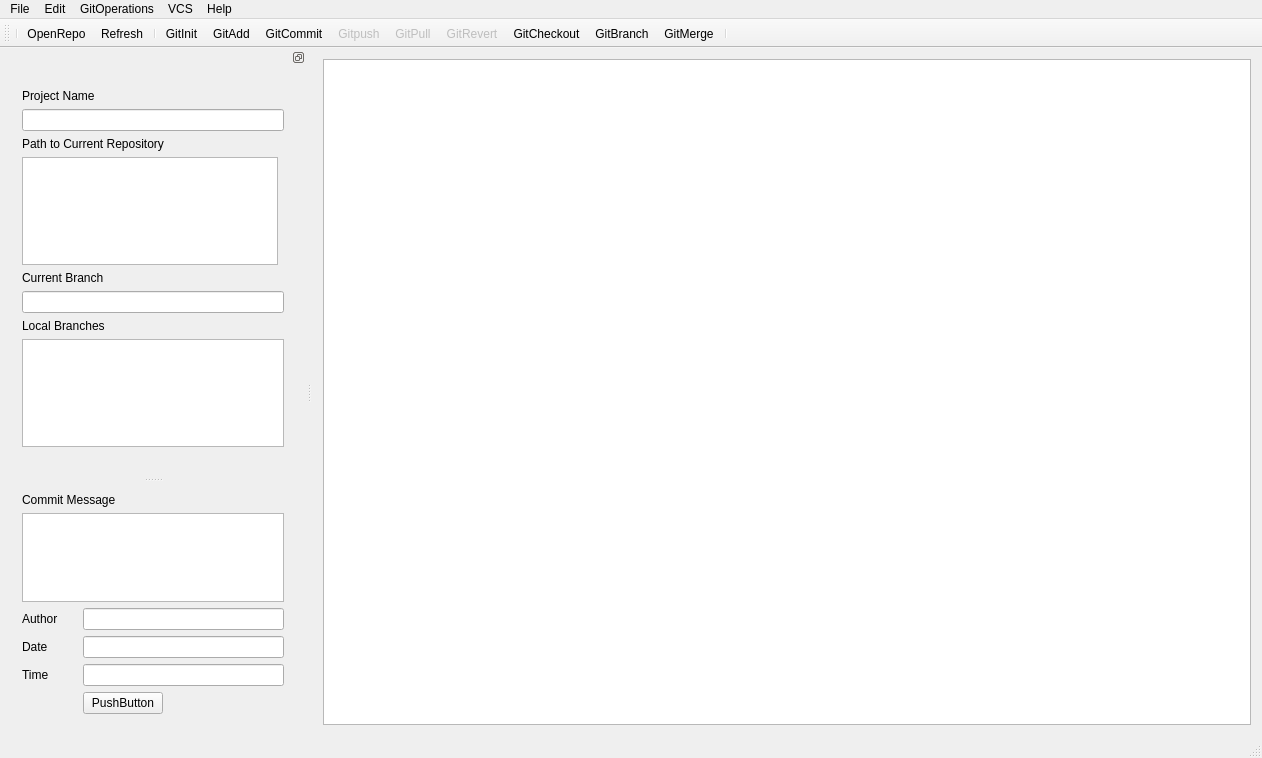
First picture: the form in ui/mainwindow.ui, repository AnthonyChiavelli/VisualGit, before the edit.
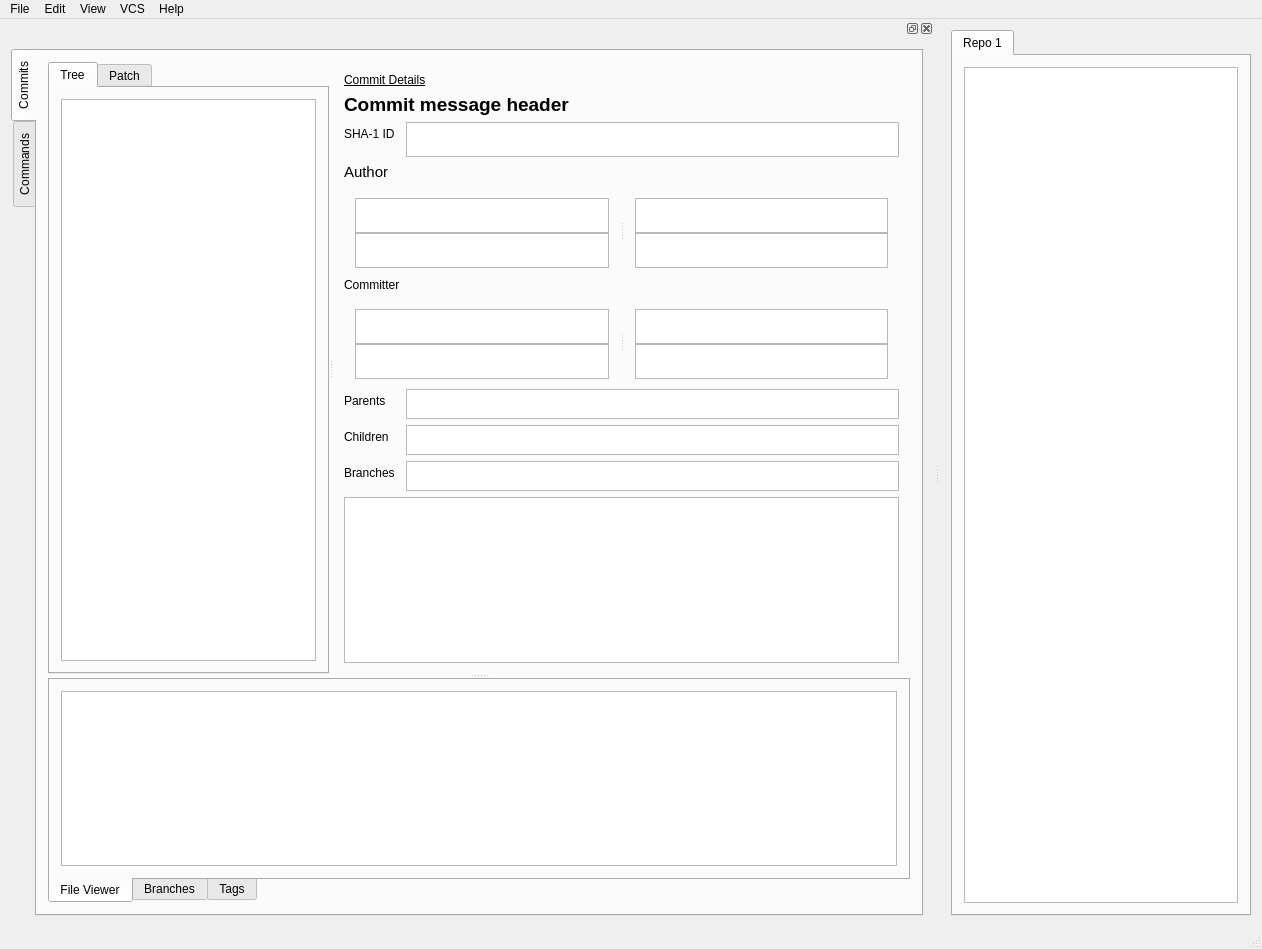
Second picture: the form after the edit. The open tabs and pages were chosen to show the change. Icons and pictures are not drawn.

Commit message:
Begin Dashboard UI layout overhaul
- Layout Canvas and Commit Explorer in Dashboard (Main UI)
  - Screenshot: http://i.imgur.com/Jy3Widx.png
- Remove references to old UI from main.py, including test_func()
- Comment out the call to GGraphicsScene.render_scene() in main.py
  - This call is causing errors (see Issue #6) that prevent the UI from
    loading, so need to remove for testing

Diff of the .ui file:
```diff
--- a/ui/mainwindow.ui
+++ b/ui/mainwindow.ui
@@ -7,7 +7,7 @@
     <x>0</x>
     <y>0</y>
     <width>1262</width>
-    <height>758</height>
+    <height>949</height>
    </rect>
   </property>
   <property name="windowTitle">
@@ -20,53 +20,39 @@
      <verstretch>0</verstretch>
     </sizepolicy>
    </property>
-   <layout class="QHBoxLayout" name="horizontalLayout">
-    <item>
-     <widget class="QGraphicsView" name="graphicsView">
-      <property name="sizePolicy">
-       <sizepolicy hsizetype="MinimumExpanding" vsizetype="MinimumExpanding">
-        <horstretch>0</horstretch>
-        <verstretch>0</verstretch>
-       </sizepolicy>
+   <layout class="QGridLayout" name="gridLayout_6">
+    <item row="0" column="0">
+     <widget class="QTabWidget" name="tabs_canvas">
+      <property name="currentIndex">
+       <number>0</number>
       </property>
-      <property name="minimumSize">
-       <size>
-        <width>200</width>
-        <height>200</height>
-       </size>
-      </property>
+      <widget class="QWidget" name="tab_repo_1">
+       <attribute name="title">
+        <string>Repo 1</string>
+       </attribute>
+       <layout class="QGridLayout" name="gridLayout_5">
+        <item row="0" column="0">
+         <widget class="QGraphicsView" name="graphicsView">
+          <property name="sizePolicy">
+           <sizepolicy hsizetype="MinimumExpanding" vsizetype="MinimumExpanding">
+            <horstretch>0</horstretch>
+            <verstretch>0</verstretch>
+           </sizepolicy>
+          </property>
+          <property name="minimumSize">
+           <size>
+            <width>200</width>
+            <height>200</height>
+           </size>
+          </property>
+         </widget>
+        </item>
+       </layout>
+      </widget>
      </widget>
     </item>
    </layout>
   </widget>
-  <widget class="QToolBar" name="mainToolBar">
-   <property name="focusPolicy">
-    <enum>Qt::ClickFocus</enum>
-   </property>
-   <property name="layoutDirection">
-    <enum>Qt::LeftToRight</enum>
-   </property>
-   <attribute name="toolBarArea">
-    <enum>TopToolBarArea</enum>
-   </attribute>
-   <attribute name="toolBarBreak">
-    <bool>false</bool>
-   </attribute>
-   <addaction name="separator"/>
-   <addaction name="actionOpenRepo"/>
-   <addaction name="actionRefresh"/>
-   <addaction name="separator"/>
-   <addaction name="actionGitInit"/>
-   <addaction name="actionGitAdd"/>
-   <addaction name="actionGitCommit"/>
-   <addaction name="actionGitPush"/>
-   <addaction name="actionGitPull"/>
-   <addaction name="actionGitRevert"/>
-   <addaction name="actionGitCheckout"/>
-   <addaction name="actionGitBranch"/>
-   <addaction name="actionGitMerge"/>
-   <addaction name="separator"/>
-  </widget>
   <widget class="QStatusBar" name="statusBar"/>
   <widget class="QMenuBar" name="menuBar">
    <property name="geometry">
@@ -88,19 +74,6 @@
      <string>Edit</string>
     </property>
    </widget>
-   <widget class="QMenu" name="menuGitOperations">
-    <property name="title">
-     <string>GitOperations</string>
-    </property>
-    <addaction name="actionGit_Init"/>
-    <addaction name="actionGit_Add"/>
-    <addaction name="actionGit_Commit"/>
-    <addaction name="actionGit_Merge"/>
-    <addaction name="actionGit_Branch"/>
-    <addaction name="actionGit_Revert"/>
-    <addaction name="actionGit_Push"/>
-    <addaction name="actionGit_Pull"/>
-   </widget>
    <widget class="QMenu" name="menuHelp">
     <property name="title">
      <string>Help</string>
@@ -121,207 +94,572 @@
     </widget>
     <addaction name="menuAttach_to_remote_repo"/>
    </widget>
+   <widget class="QMenu" name="menuView">
+    <property name="title">
+     <string>View</string>
+    </property>
+   </widget>
    <addaction name="menuFile"/>
    <addaction name="menuEdit"/>
-   <addaction name="menuGitOperations"/>
+   <addaction name="menuView"/>
    <addaction name="menuVCS"/>
    <addaction name="menuHelp"/>
   </widget>
-  <widget class="QDockWidget" name="detailsPane">
-   <property name="sizePolicy">
-    <sizepolicy hsizetype="MinimumExpanding" vsizetype="Preferred">
-     <horstretch>0</horstretch>
-     <verstretch>0</verstretch>
-    </sizepolicy>
-   </property>
-   <property name="minimumSize">
-    <size>
-     <width>300</width>
-     <height>677</height>
-    </size>
-   </property>
-   <property name="maximumSize">
-    <size>
-     <width>500</width>
-     <height>524287</height>
-    </size>
-   </property>
-   <property name="floating">
-    <bool>false</bool>
-   </property>
-   <property name="features">
-    <set>QDockWidget::DockWidgetFloatable</set>
-   </property>
+  <widget class="QDockWidget" name="dockWidget">
    <property name="allowedAreas">
     <set>Qt::LeftDockWidgetArea|Qt::RightDockWidgetArea</set>
    </property>
-   <property name="windowTitle">
-    <string/>
-   </property>
    <attribute name="dockWidgetArea">
     <number>1</number>
    </attribute>
-   <widget class="QWidget" name="dockWidgetContents_3">
-    <layout class="QGridLayout" name="gridLayout_4">
+   <widget class="QWidget" name="dockWidgetContents">
+    <layout class="QGridLayout" name="gridLayout">
      <item row="0" column="0">
-      <widget class="QSplitter" name="splitter">
-       <property name="sizePolicy">
-        <sizepolicy hsizetype="Maximum" vsizetype="Expanding">
-         <horstretch>0</horstretch>
-         <verstretch>0</verstretch>
-        </sizepolicy>
+      <widget class="QTabWidget" name="tabs_dashboard_main">
+       <property name="tabPosition">
+        <enum>QTabWidget::West</enum>
        </property>
-       <property name="maximumSize">
-        <size>
-         <width>16777215</width>
-         <height>16777215</height>
-        </size>
+       <property name="currentIndex">
+        <number>0</number>
        </property>
-       <property name="orientation">
-        <enum>Qt::Vertical</enum>
-       </property>
-       <widget class="QWidget" name="layoutWidget">
-        <layout class="QGridLayout" name="gridLayout_2">
-         <item row="6" column="0">
-          <widget class="QLabel" name="GitStatusLabel">
-           <property name="text">
-            <string>Local Branches</string>
-           </property>
-          </widget>
-         </item>
-         <item row="4" column="0">
-          <widget class="QLabel" name="BranchLabel">
-           <property name="text">
-            <string>Current Branch</string>
-           </property>
-           <property name="buddy">
-            <cstring>BranchLineEdit</cstring>
-           </property>
-          </widget>
-         </item>
-         <item row="5" column="0" colspan="2">
-          <widget class="QLineEdit" name="BranchLineEdit"/>
-         </item>
-         <item row="2" column="0">
-          <widget class="QLabel" name="label">
-           <property name="text">
-            <string>Path to Current Repository</string>
-           </property>
-          </widget>
-         </item>
-         <item row="1" column="0" colspan="2">
-          <widget class="QLineEdit" name="ProjectLineEdit">
-           <property name="sizePolicy">
-            <sizepolicy hsizetype="Expanding" vsizetype="Fixed">
-             <horstretch>0</horstretch>
-             <verstretch>0</verstretch>
-            </sizepolicy>
-           </property>
-          </widget>
-         </item>
+       <widget class="QWidget" name="tab_commit_explorer">
+        <attribute name="title">
+         <string>Commits</string>
+        </attribute>
+        <layout class="QGridLayout" name="gridLayout_7">
          <item row="0" column="0">
-          <widget class="QLabel" name="ProjectLabel">
-           <property name="text">
-            <string>Project Name</string>
-           </property>
-           <property name="buddy">
-            <cstring>ProjectLineEdit</cstring>
-           </property>
-          </widget>
-         </item>
-         <item row="8" column="0">
-          <spacer name="verticalSpacer">
+          <widget class="QSplitter" name="splitter_4">
            <property name="orientation">
             <enum>Qt::Vertical</enum>
            </property>
-           <property name="sizeType">
-            <enum>QSizePolicy::Fixed</enum>
-           </property>
-           <property name="sizeHint" stdset="0">
-            <size>
-             <width>20</width>
-             <height>20</height>
-            </size>
-           </property>
-          </spacer>
-         </item>
-         <item row="7" column="0" colspan="2">
-          <widget class="QTextEdit" name="BranchesTextEdit">
-           <property name="focusPolicy">
-            <enum>Qt::NoFocus</enum>
-           </property>
+           <widget class="QSplitter" name="splitter">
+            <property name="orientation">
+             <enum>Qt::Horizontal</enum>
+            </property>
+            <widget class="QTabWidget" name="tabs_file_directory">
+             <property name="currentIndex">
+              <number>0</number>
+             </property>
+             <widget class="QWidget" name="tab_commit_tree">
+              <attribute name="title">
+               <string>Tree</string>
+              </attribute>
+              <layout class="QGridLayout" name="gridLayout_3">
+               <item row="0" column="0">
+                <widget class="QTreeView" name="tree_commit_tree"/>
+               </item>
+              </layout>
+             </widget>
+             <widget class="QWidget" name="tab_commit_patch">
+              <attribute name="title">
+               <string>Patch</string>
+              </attribute>
+              <layout class="QGridLayout" name="gridLayout_2">
+               <item row="0" column="0">
+                <widget class="QTreeView" name="tree_commit_patch"/>
+               </item>
+              </layout>
+             </widget>
+            </widget>
+            <widget class="QWidget" name="">
+             <layout class="QVBoxLayout" name="layout_commit_details">
+              <item>
+               <widget class="QLabel" name="lbl_commit_details_header">
+                <property name="sizePolicy">
+                 <sizepolicy hsizetype="Preferred" vsizetype="Preferred">
+                  <horstretch>0</horstretch>
+                  <verstretch>0</verstretch>
+                 </sizepolicy>
+                </property>
+                <property name="font">
+                 <font>
+                  <underline>true</underline>
+                 </font>
+                </property>
+                <property name="text">
+                 <string>Commit Details</string>
+                </property>
+               </widget>
+              </item>
+              <item>
+               <widget class="QLabel" name="lbl_commit_msg_header">
+                <property name="sizePolicy">
+                 <sizepolicy hsizetype="Preferred" vsizetype="Preferred">
+                  <horstretch>0</horstretch>
+                  <verstretch>0</verstretch>
+                 </sizepolicy>
+                </property>
+                <property name="font">
+                 <font>
+                  <pointsize>14</pointsize>
+                  <weight>75</weight>
+                  <bold>true</bold>
+                 </font>
+                </property>
+                <property name="text">
+                 <string>Commit message header</string>
+                </property>
+               </widget>
+              </item>
+              <item>
+               <layout class="QFormLayout" name="formLayout">
+                <item row="0" column="0">
+                 <widget class="QLabel" name="lbl_commit_sha">
+                  <property name="text">
+                   <string>SHA-1 ID</string>
+                  </property>
+                 </widget>
+                </item>
+                <item row="0" column="1">
+                 <widget class="QTextBrowser" name="txt_commit_sha">
+                  <property name="sizePolicy">
+                   <sizepolicy hsizetype="Expanding" vsizetype="Maximum">
+                    <horstretch>0</horstretch>
+                    <verstretch>0</verstretch>
+                   </sizepolicy>
+                  </property>
+                  <property name="minimumSize">
+                   <size>
+                    <width>0</width>
+                    <height>35</height>
+                   </size>
+                  </property>
+                  <property name="maximumSize">
+                   <size>
+                    <width>16777215</width>
+                    <height>35</height>
+                   </size>
+                  </property>
+                  <property name="font">
+                   <font>
+                    <pointsize>11</pointsize>
+                   </font>
+                  </property>
+                 </widget>
+                </item>
+                <item row="1" column="0">
+                 <widget class="QLabel" name="lbl_commit_author">
+                  <property name="font">
+                   <font>
+                    <pointsize>11</pointsize>
+                   </font>
+                  </property>
+                  <property name="text">
+                   <string>Author</string>
+                  </property>
+                 </widget>
+                </item>
+                <item row="2" column="0" colspan="2">
+                 <widget class="QSplitter" name="splitter_2">
+                  <property name="sizePolicy">
+                   <sizepolicy hsizetype="Expanding" vsizetype="Minimum">
+                    <horstretch>0</horstretch>
+                    <verstretch>0</verstretch>
+                   </sizepolicy>
+                  </property>
+                  <property name="minimumSize">
+                   <size>
+                    <width>0</width>
+                    <height>70</height>
+                   </size>
+                  </property>
+                  <property name="maximumSize">
+                   <size>
+                    <width>16777215</width>
+                    <height>16777215</height>
+                   </size>
+                  </property>
+                  <property name="orientation">
+                   <enum>Qt::Horizontal</enum>
+                  </property>
+                  <property name="childrenCollapsible">
+                   <bool>false</bool>
+                  </property>
+                  <widget class="QWidget" name="layoutWidget">
+                   <layout class="QVBoxLayout" name="verticalLayout">
+                    <item>
+                     <widget class="QTextBrowser" name="txt_author_name">
+                      <property name="minimumSize">
+                       <size>
+                        <width>0</width>
+                        <height>35</height>
+                       </size>
+                      </property>
+                      <property name="maximumSize">
+                       <size>
+                        <width>16777215</width>
+                        <height>35</height>
+                       </size>
+                      </property>
+                      <property name="font">
+                       <font>
+                        <pointsize>11</pointsize>
+                       </font>
+                      </property>
+                     </widget>
+                    </item>
+                    <item>
+                     <widget class="QTextBrowser" name="txt_author_email">
+                      <property name="minimumSize">
+                       <size>
+                        <width>0</width>
+                        <height>35</height>
+                       </size>
+                      </property>
+                      <property name="maximumSize">
+                       <size>
+                        <width>16777215</width>
+                        <height>35</height>
+                       </size>
+                      </property>
+                      <property name="font">
+                       <font>
+                        <pointsize>11</pointsize>
+                       </font>
+                      </property>
+                     </widget>
+                    </item>
+                   </layout>
+                  </widget>
+                  <widget class="QWidget" name="layoutWidget">
+                   <layout class="QVBoxLayout" name="verticalLayout_2">
+                    <item>
+                     <widget class="QTextBrowser" name="txt_author_date">
+                      <property name="minimumSize">
+                       <size>
+                        <width>0</width>
+                        <height>35</height>
+                       </size>
+                      </property>
+                      <property name="maximumSize">
+                       <size>
+                        <width>16777215</width>
+                        <height>35</height>
+                       </size>
+                      </property>
+                      <property name="font">
+                       <font>
+                        <pointsize>11</pointsize>
+                       </font>
+                      </property>
+                     </widget>
+                    </item>
+                    <item>
+                     <widget class="QTextBrowser" name="txt_author_time">
+                      <property name="minimumSize">
+                       <size>
+                        <width>0</width>
+                        <height>35</height>
+                       </size>
+                      </property>
+                      <property name="maximumSize">
+                       <size>
+                        <width>16777215</width>
+                        <height>35</height>
+                       </size>
+                      </property>
+                      <property name="font">
+                       <font>
+                        <pointsize>11</pointsize>
+                       </font>
+                      </property>
+                     </widget>
+                    </item>
+                   </layout>
+                  </widget>
+                 </widget>
+                </item>
+                <item row="3" column="0">
+                 <widget class="QLabel" name="lbl_commit_committer">
+                  <property name="text">
+                   <string>Committer</string>
+                  </property>
+                 </widget>
+                </item>
+                <item row="4" column="0" colspan="2">
+                 <widget class="QSplitter" name="splitter_3">
+                  <property name="sizePolicy">
+                   <sizepolicy hsizetype="Expanding" vsizetype="Maximum">
+                    <horstretch>0</horstretch>
+                    <verstretch>0</verstretch>
+                   </sizepolicy>
+                  </property>
+                  <property name="minimumSize">
+                   <size>
+                    <width>0</width>
+                    <height>70</height>
+                   </size>
+                  </property>
+                  <property name="maximumSize">
+                   <size>
+                    <width>16777215</width>
+                    <height>16777215</height>
+                   </size>
+                  </property>
+                  <property name="orientation">
+                   <enum>Qt::Horizontal</enum>
+                  </property>
+                  <property name="childrenCollapsible">
+                   <bool>false</bool>
+                  </property>
+                  <widget class="QWidget" name="layoutWidget_2">
+                   <layout class="QVBoxLayout" name="verticalLayout_4">
+                    <item>
+                     <widget class="QTextBrowser" name="txt_committer_name">
+                      <property name="minimumSize">
+                       <size>
+                        <width>0</width>
+                        <height>35</height>
+                       </size>
+                      </property>
+                      <property name="maximumSize">
+                       <size>
+                        <width>16777215</width>
+                        <height>35</height>
+                       </size>
+                      </property>
+                      <property name="font">
+                       <font>
+                        <pointsize>11</pointsize>
+                       </font>
+                      </property>
+                     </widget>
+                    </item>
+                    <item>
+                     <widget class="QTextBrowser" name="txt_committer_email">
+                      <property name="minimumSize">
+                       <size>
+                        <width>0</width>
+                        <height>35</height>
+                       </size>
+                      </property>
+                      <property name="maximumSize">
+                       <size>
+                        <width>16777215</width>
+                        <height>35</height>
+                       </size>
+                      </property>
+                      <property name="font">
+                       <font>
+                        <pointsize>11</pointsize>
+                       </font>
+                      </property>
+                     </widget>
+                    </item>
+                   </layout>
+                  </widget>
+                  <widget class="QWidget" name="layoutWidget_3">
+                   <layout class="QVBoxLayout" name="verticalLayout_5">
+                    <item>
+                     <widget class="QTextBrowser" name="txt_committer_date">
+                      <property name="minimumSize">
+                       <size>
+                        <width>0</width>
+                        <height>35</height>
+                       </size>
+                      </property>
+                      <property name="maximumSize">
+                       <size>
+                        <width>16777215</width>
+                        <height>35</height>
+                       </size>
+                      </property>
+                      <property name="font">
+                       <font>
+                        <pointsize>11</pointsize>
+                       </font>
+                      </property>
+                     </widget>
+                    </item>
+                    <item>
+                     <widget class="QTextBrowser" name="txt_committer_time">
+                      <property name="minimumSize">
+                       <size>
+                        <width>0</width>
+                        <height>35</height>
+                       </size>
+                      </property>
+                      <property name="maximumSize">
+                       <size>
+                        <width>16777215</width>
+                        <height>35</height>
+                       </size>
+                      </property>
+                      <property name="font">
+                       <font>
+                        <pointsize>11</pointsize>
+                       </font>
+                      </property>
+                     </widget>
+                    </item>
+                   </layout>
+                  </widget>
+                 </widget>
+                </item>
+                <item row="5" column="0">
+                 <widget class="QLabel" name="lbl_commit_parents">
+                  <property name="text">
+                   <string>Parents</string>
+                  </property>
+                 </widget>
+                </item>
+                <item row="5" column="1">
+                 <widget class="QTableView" name="table_parents">
+                  <property name="sizePolicy">
+                   <sizepolicy hsizetype="Preferred" vsizetype="Minimum">
+                    <horstretch>0</horstretch>
+                    <verstretch>0</verstretch>
+                   </sizepolicy>
+                  </property>
+                  <property name="minimumSize">
+                   <size>
+                    <width>0</width>
+                    <height>30</height>
+                   </size>
+                  </property>
+                  <property name="maximumSize">
+                   <size>
+                    <width>16777215</width>
+                    <height>30</height>
+                   </size>
+                  </property>
+                 </widget>
+                </item>
+                <item row="6" column="0">
+                 <widget class="QLabel" name="lbl_commt_children">
+                  <property name="text">
+                   <string>Children</string>
+                  </property>
+                 </widget>
+                </item>
+                <item row="6" column="1">
+                 <widget class="QTableView" name="table_children">
+                  <property name="sizePolicy">
+                   <sizepolicy hsizetype="Expanding" vsizetype="Minimum">
+                    <horstretch>0</horstretch>
+                    <verstretch>0</verstretch>
+                   </sizepolicy>
+                  </property>
+                  <property name="minimumSize">
+                   <size>
+                    <width>0</width>
+                    <height>30</height>
+                   </size>
+                  </property>
+                  <property name="maximumSize">
+                   <size>
+                    <width>16777215</width>
+                    <height>30</height>
+                   </size>
+                  </property>
+                 </widget>
+                </item>
+                <item row="7" column="0">
+                 <widget class="QLabel" name="lbl_commit_branches">
+                  <property name="text">
+                   <string>Branches</string>
+                  </property>
+                 </widget>
+                </item>
+                <item row="7" column="1">
+                 <widget class="QListView" name="list_branches">
+                  <property name="sizePolicy">
+                   <sizepolicy hsizetype="Expanding" vsizetype="Minimum">
+                    <horstretch>0</horstretch>
+                    <verstretch>0</verstretch>
+                   </sizepolicy>
+                  </property>
+                  <property name="minimumSize">
+                   <size>
+                    <width>0</width>
+                    <height>30</height>
+                   </size>
+                  </property>
+                  <property name="maximumSize">
+                   <size>
+                    <width>16777215</width>
+                    <height>30</height>
+                   </size>
+                  </property>
+                 </widget>
+                </item>
+               </layout>
+              </item>
+              <item>
+               <widget class="QTextBrowser" name="txt_commit_msg">
+                <property name="sizePolicy">
+                 <sizepolicy hsizetype="Expanding" vsizetype="MinimumExpanding">
+                  <horstretch>0</horstretch>
+                  <verstretch>0</verstretch>
+                 </sizepolicy>
+                </property>
+                <property name="minimumSize">
+                 <size>
+                  <width>0</width>
+                  <height>80</height>
+                 </size>
+                </property>
+                <property name="maximumSize">
+                 <size>
+                  <width>16777215</width>
+                  <height>100000</height>
+                 </size>
+                </property>
+                <property name="font">
+                 <font>
+                  <pointsize>11</pointsize>
+                 </font>
+                </property>
+               </widget>
+              </item>
+             </layout>
+            </widget>
+           </widget>
+           <widget class="QTabWidget" name="tabs_dashboard_helper">
+            <property name="minimumSize">
+             <size>
+              <width>0</width>
+              <height>120</height>
+             </size>
+            </property>
+            <property name="tabPosition">
+             <enum>QTabWidget::South</enum>
+            </property>
+            <property name="tabShape">
+             <enum>QTabWidget::Rounded</enum>
+            </property>
+            <property name="currentIndex">
+             <number>2</number>
+            </property>
+            <widget class="QWidget" name="tab_file_viewer">
+             <attribute name="title">
+              <string>File Viewer</string>
+             </attribute>
+             <layout class="QGridLayout" name="gridLayout_4">
+              <item row="0" column="0">
+               <widget class="QTextBrowser" name="txt_file_viewer"/>
+              </item>
+             </layout>
+            </widget>
+            <widget class="QWidget" name="tab_branches">
+             <attribute name="title">
+              <string>Branches</string>
+             </attribute>
+            </widget>
+            <widget class="QWidget" name="tab_tags">
+             <attribute name="title">
+              <string>Tags</string>
+             </attribute>
+            </widget>
+           </widget>
           </widget>
          </item>
-         <item row="3" column="0">
-          <widget class="QTextEdit" name="PathTextEdit"/>
-         </item>
         </layout>
        </widget>
-       <widget class="QWidget" name="layoutWidget">
-        <layout class="QGridLayout" name="gridLayout">
-         <item row="6" column="0">
-          <widget class="QLabel" name="AuthorLabel">
-           <property name="text">
-            <string>Author</string>
-           </property>
-           <property name="buddy">
-            <cstring>AuthorLineEdit</cstring>
-           </property>
-          </widget>
-         </item>
-         <item row="8" column="1" colspan="3">
-          <widget class="QLineEdit" name="TimeLineEdit"/>
-         </item>
-         <item row="7" column="0">
-          <widget class="QLabel" name="label_5">
-           <property name="text">
-            <string>Date</string>
-           </property>
-           <property name="buddy">
-            <cstring>DateLineEdit</cstring>
-           </property>
-          </widget>
-         </item>
-         <item row="6" column="1" colspan="3">
-          <widget class="QLineEdit" name="AuthorLineEdit"/>
-         </item>
-         <item row="7" column="1" colspan="3">
-          <widget class="QLineEdit" name="DateLineEdit"/>
-         </item>
-         <item row="0" column="0" colspan="3">
-          <widget class="QLabel" name="CommitMessageLabel">
-           <property name="sizePolicy">
-            <sizepolicy hsizetype="Preferred" vsizetype="Fixed">
-             <horstretch>0</horstretch>
-             <verstretch>0</verstretch>
-            </sizepolicy>
-           </property>
-           <property name="text">
-            <string>Commit Message</string>
-           </property>
-          </widget>
-         </item>
-         <item row="8" column="0">
-          <widget class="QLabel" name="label_8">
-           <property name="text">
-            <string>Time</string>
-           </property>
-           <property name="buddy">
-            <cstring>TimeLineEdit</cstring>
-           </property>
-          </widget>
-         </item>
-         <item row="5" column="0" colspan="4">
-          <widget class="QTextEdit" name="commitMessageTextEdit"/>
-         </item>
-         <item row="9" column="1">
-          <widget class="QPushButton" name="testButton">
-           <property name="text">
-            <string>PushButton</string>
-           </property>
-          </widget>
-         </item>
-        </layout>
+       <widget class="QWidget" name="tab_command_explorer">
+        <attribute name="title">
+         <string>Commands</string>
+        </attribute>
        </widget>
       </widget>
      </item>
```
Left out of the diff: 22 changed lines with no effect on the pictures. The commit also changes 1 other file.
